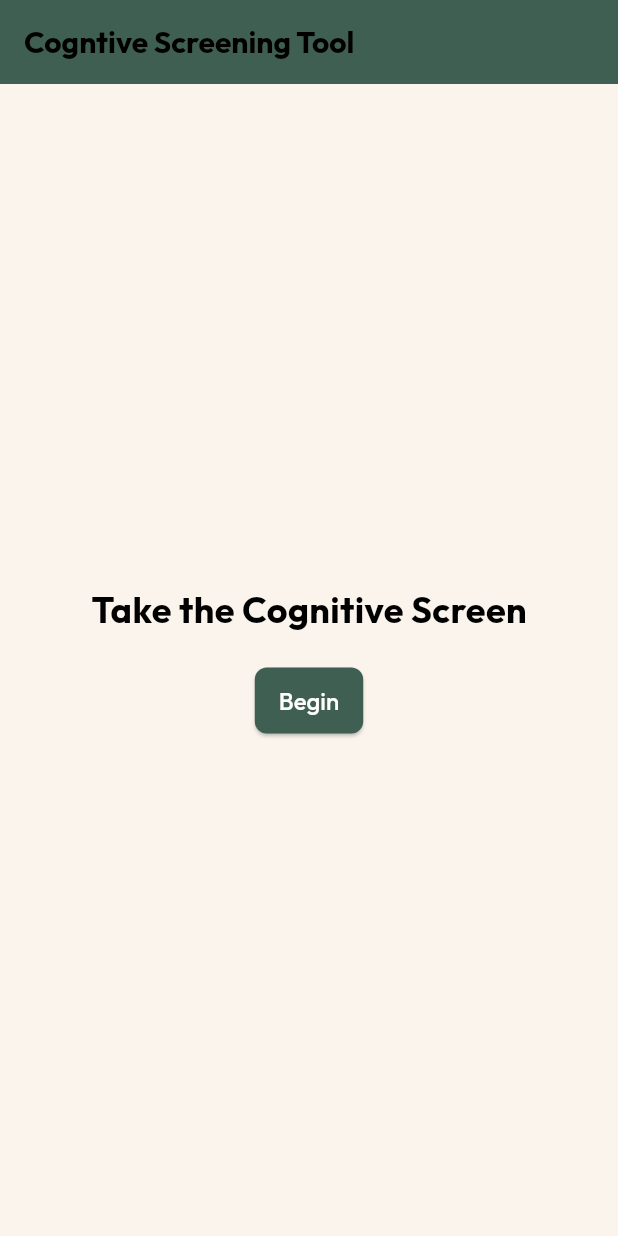
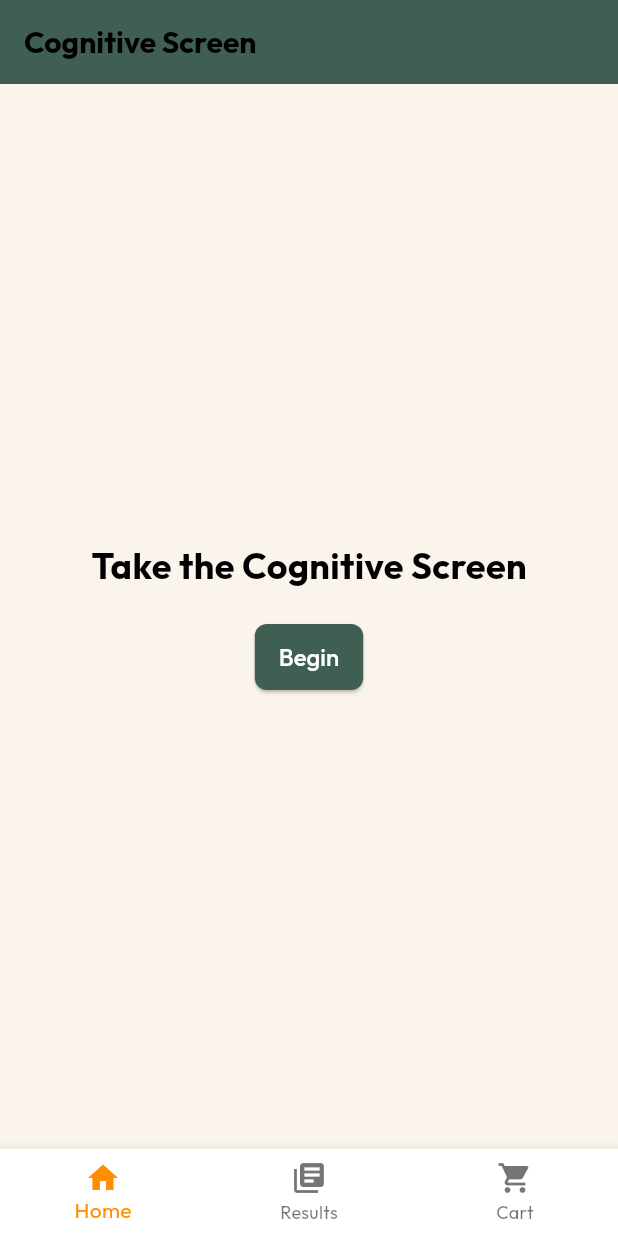
Before and after one commit to gmtfrombc/cog_screen, a Flutter app: the screen it shows after launch, on a phone screen of 412 x 824 dp. Run offline on Flutter 3.47's test engine with Material 3 defaults, Android fonts, the phone set to English and light mode, and no system bars; our stand-ins replace google_fonts.

```diff
--- a/lib/app_theme.dart
+++ b/lib/app_theme.dart
@@ -6,6 +6,10 @@ class AppTheme {
   static const Color _secondaryColor = Color(0xFF555b89); // Muted blue
   static const Color _primaryBackgroundColor =
       Color(0xFFfaf4ed); // Off white background
+
+  static Color get primaryColor => _primaryColor;
+  static Color get secondaryColor => _secondaryColor;
+  static Color get primaryBackgroundColor => _primaryBackgroundColor;
 
   static ThemeData get lightTheme {
     return ThemeData(
--- a/lib/data/survey_data.dart
+++ b/lib/data/survey_data.dart
@@ -36,7 +36,8 @@ List<Question> hardcodedQuestions = [
   ),
   Question(
     id: "6",
-    questionText: "Is the long hand at 11 and short hand at 5?",
+    questionText:
+        "Is the long hand pointing at 5 and the short hand pointing at 11?",
     type: QuestionType.yesNo,
     correctAnswer: "Yes",
   ),
@@ -49,7 +50,7 @@ List<Question> hardcodedQuestions = [
   ),
   Question(
     id: "8",
-    questionText: "Are you finished (select the correct answer)?",
+    questionText: "Are you finished? (select the correct answer below)",
     type: QuestionType.multipleChoice,
     options: [
       "Yes I’m finished",
--- a/lib/main.dart
+++ b/lib/main.dart
@@ -1,15 +1,16 @@
 import 'package:cog_screen/app_theme.dart';
 import 'package:cog_screen/data/survey_data.dart';
+import 'package:cog_screen/providers/app_navigation_state.dart';
 import 'package:cog_screen/providers/survey_provider.dart';
 import 'package:cog_screen/providers/criteria_provider.dart';
-import 'package:cog_screen/screens/advice_screen.dart';
 import 'package:cog_screen/screens/cognitive_basics_screen.dart';
 import 'package:cog_screen/screens/criteria_screen.dart';
 import 'package:cog_screen/screens/essential_oils_screen.dart';
-import 'package:cog_screen/screens/home_screen.dart';
 import 'package:cog_screen/screens/integrative_screen.dart';
 import 'package:cog_screen/screens/lifestyle_screen.dart';
+import 'package:cog_screen/screens/main_screen.dart';
 import 'package:cog_screen/screens/protocol_screen.dart';
+import 'package:cog_screen/screens/survey_result_screen.dart';
 import 'package:cog_screen/screens/survey_screen.dart';
 import 'package:flutter/material.dart';
 import 'package:provider/provider.dart';
@@ -20,9 +21,10 @@ void main() {
       // Change this to MultiProvider
       providers: [
         ChangeNotifierProvider(
-          create: (context) => SurveyProvider(
-            questions: hardcodedQuestions,
-          ),
+          create: (context) => AppNavigationProvider(),
+        ),
+        ChangeNotifierProvider(
+          create: (context) => SurveyProvider(questions: hardcodedQuestions),
         ),
         ChangeNotifierProvider(
           create: (context) => CriteriaProvider(), // Add your CriteriaProvider
@@ -44,16 +46,16 @@ class MyApp extends StatelessWidget {
       theme: AppTheme.lightTheme,
       initialRoute: '/',
       routes: {
+        '/': (context) => const MainScreen(),
         '/survey': (context) => const SurveyScreen(),
         '/criteria': (context) => const CriteriaScreen(),
-        '/advice': (context) => const AdviceScreen(),
         '/lifestyle': (context) => const LifestyleScreen(),
-        '/integrative': (context) => const IntegrativeScren(),
+        '/integrative': (context) => const IntegrativeScreen(),
         '/essentialOils': (context) => const EssentialOilScreen(),
         '/basics': (context) => const CognitiveBasicsScreen(),
         '/protocol': (context) => const ProtocolScreen(),
+        '/surveyResults': (context) => const SurveyResultScreen()
       },
-      home: const HomeScreen(),
     );
   }
 }
--- a/lib/models/survey_model.dart
+++ b/lib/models/survey_model.dart
@@ -30,11 +30,11 @@ class Question {
                 userDate.month == currentDate.month &&
                 userDate.day == currentDate.day;
           } catch (e) {
-            // If parsing fails, the answer is incorrect
+            //parsing didn't work
             return false;
           }
         } else {
-          // For other numeric questions
+          // this is for all the other numeric questions
           return userAnswer.trim() == correctAnswer.toString().trim();
         }
       case QuestionType.yesNo:
@@ -47,7 +47,6 @@ class Question {
     }
   }
 }
-
 
 enum QuestionType { numeric, yesNo, multipleChoice, date }
 
--- /dev/null
+++ b/lib/providers/app_navigation_state.dart
@@ -0,0 +1,15 @@
+import 'package:flutter/material.dart';
+
+class AppNavigationProvider with ChangeNotifier {
+  int _currentIndex = 0;
+
+  int get currentIndex => _currentIndex;
+
+  void navigateTo(int index) {
+    debugPrint('navigateTo called with index: $index');
+    debugPrint('Current index before update: $_currentIndex');
+    _currentIndex = index;
+    notifyListeners();
+    debugPrint('Current index set to $index and listeners notified');
+  }
+}
--- a/lib/screens/advice_screen.dart
+++ b/lib/screens/advice_screen.dart
@@ -1,7 +1,9 @@
 import 'package:flutter/material.dart';
 
 class AdviceScreen extends StatelessWidget {
-  const AdviceScreen({super.key});
+  const AdviceScreen({
+    super.key,
+  });
 
   @override
   Widget build(BuildContext context) {
--- a/lib/screens/criteria_screen.dart
+++ b/lib/screens/criteria_screen.dart
@@ -3,7 +3,7 @@ import 'package:flutter/material.dart';
 import 'package:provider/provider.dart';
 
 class CriteriaScreen extends StatelessWidget {
-  const CriteriaScreen({Key? key}) : super(key: key);
+  const CriteriaScreen({super.key});
 
   @override
   Widget build(BuildContext context) {
--- a/lib/screens/home_screen.dart
+++ b/lib/screens/home_screen.dart
@@ -1,14 +1,15 @@
+import 'package:cog_screen/screens/survey_screen.dart';
 import 'package:flutter/material.dart';
 
 class HomeScreen extends StatelessWidget {
-  const HomeScreen({super.key});
+  const HomeScreen({
+    super.key,
+  });
 
   @override
   Widget build(BuildContext context) {
+    debugPrint('Building HomeScreen');
     return Scaffold(
-      appBar: AppBar(
-        title: const Text('Cogntive Screening Tool'),
-      ),
       body: Center(
           child: Column(
         mainAxisAlignment: MainAxisAlignment.center,
@@ -22,11 +23,14 @@ class HomeScreen extends StatelessWidget {
           ),
           ElevatedButton(
             onPressed: () {
-              Navigator.pushNamed(context, '/survey');
+              Navigator.push(
+                context,
+                MaterialPageRoute(
+                  builder: (context) => const SurveyScreen(),
+                ),
+              );
             },
-            child: const Text(
-              'Begin',
-            ),
+            child: const Text('Begin'),
           ),
         ],
       )),
--- a/lib/screens/integrative_screen.dart
+++ b/lib/screens/integrative_screen.dart
@@ -1,7 +1,7 @@
 import 'package:flutter/material.dart';
 
-class IntegrativeScren extends StatelessWidget {
-  const IntegrativeScren({super.key});
+class IntegrativeScreen extends StatelessWidget {
+  const IntegrativeScreen({super.key});
 
   @override
   Widget build(BuildContext context) {
--- /dev/null
+++ b/lib/screens/main_screen.dart
@@ -0,0 +1,55 @@
+// main_screen.dart
+import 'package:cog_screen/screens/shopping_cart_screen.dart';
+import 'package:cog_screen/screens/survey_result_screen.dart';
+import 'package:flutter/material.dart';
+import 'package:cog_screen/screens/home_screen.dart';
+import 'package:provider/provider.dart';
+import 'package:cog_screen/providers/app_navigation_state.dart';
+
+class MainScreen extends StatelessWidget {
+  const MainScreen({super.key});
+
+  @override
+  Widget build(BuildContext context) {
+    // Use Consumer to listen to the navigation state
+    return Consumer<AppNavigationProvider>(
+        builder: (context, navigationState, child) {
+      debugPrint(
+          'MainScreen Consumer rebuild with index: ${navigationState.currentIndex}');
+      return Scaffold(
+        appBar: AppBar(
+          title: const Text('Cognitive Screen'),
+        ),
+        body: IndexedStack(
+          index: navigationState.currentIndex,
+          children: const <Widget>[
+            HomeScreen(),
+            SurveyResultScreen(),
+            ShoppingCartScreen(),
+            // Add other screens as needed
+          ],
+        ),
+        bottomNavigationBar: BottomNavigationBar(
+          items: const <BottomNavigationBarItem>[
+            BottomNavigationBarItem(
+              icon: Icon(Icons.home),
+              label: 'Home',
+            ),
+            BottomNavigationBarItem(
+              icon: Icon(Icons.library_books),
+              label: 'Results',
+            ),
+            BottomNavigationBarItem(
+              icon: Icon(Icons.shopping_cart),
+              label: 'Cart',
+            ),
+          ],
+          currentIndex: navigationState.currentIndex,
+          selectedItemColor: Colors.amber[800],
+          onTap:
+              navigationState.navigateTo, // Update the index using the provider
+        ),
+      );
+    });
+  }
+}
--- a/pubspec.yaml
+++ b/pubspec.yaml
@@ -39,6 +39,7 @@ dependencies:
   provider: ^6.1.1
   url_launcher: ^6.2.1
   google_fonts: ^6.1.0
+  audioplayers: ^5.2.1
 
 dev_dependencies:
   flutter_test:
```
Also changed, not shown: lib/providers/survey_provider.dart (+14 -4 lines), lib/screens/countdown_timer.dart (added, +96 -0 lines), lib/screens/library_screen.dart (added, +20 -0 lines), lib/screens/shopping_cart_screen.dart (added, +16 -0 lines), lib/screens/survey_result_screen.dart (+24 -29 lines), lib/screens/survey_screen.dart (+87 -40 lines), lib/utilities/navigation_handler.dart (added), pubspec.lock, 6 other files.
